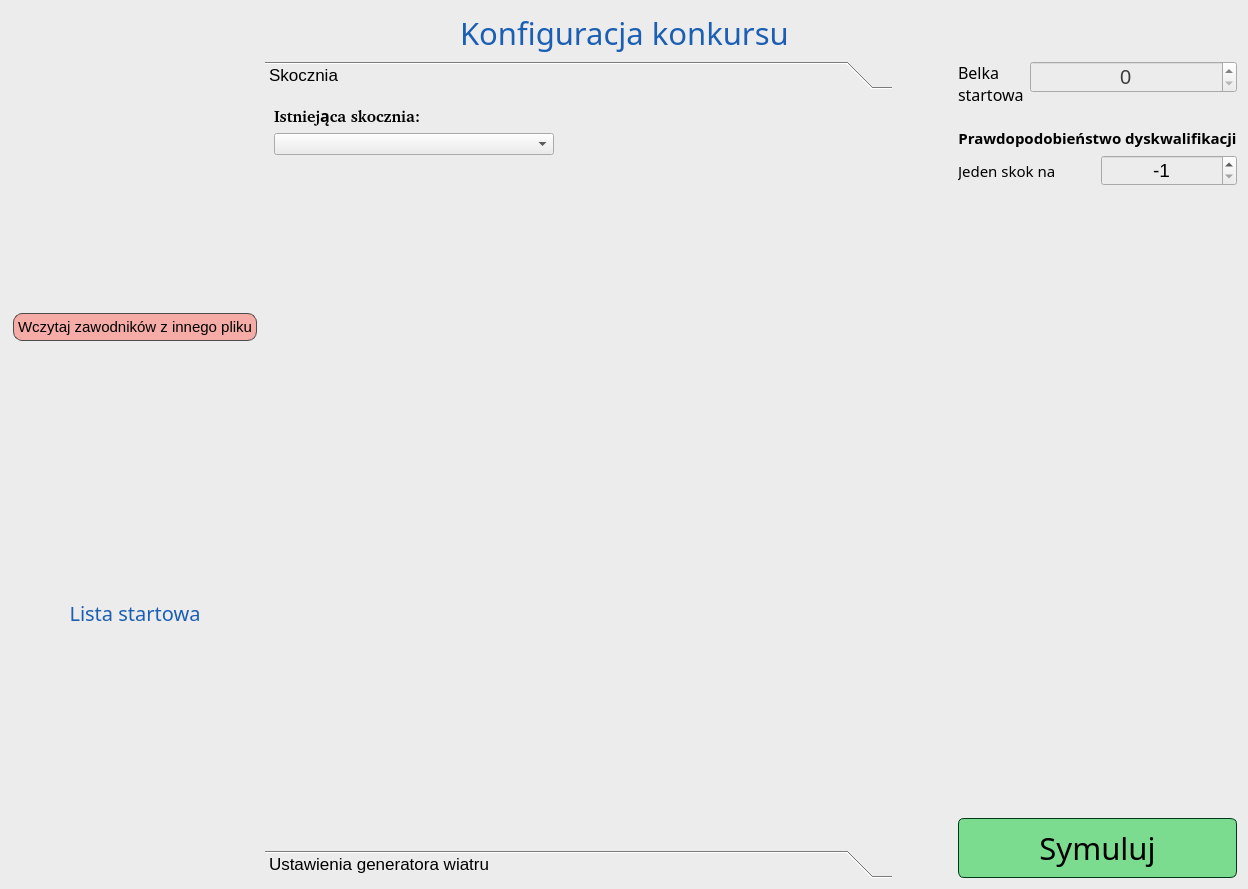
Qt form source/UI/Competition/CompetitionConfigWindow.ui (SiekamCebule/sj-sim) before a commit.
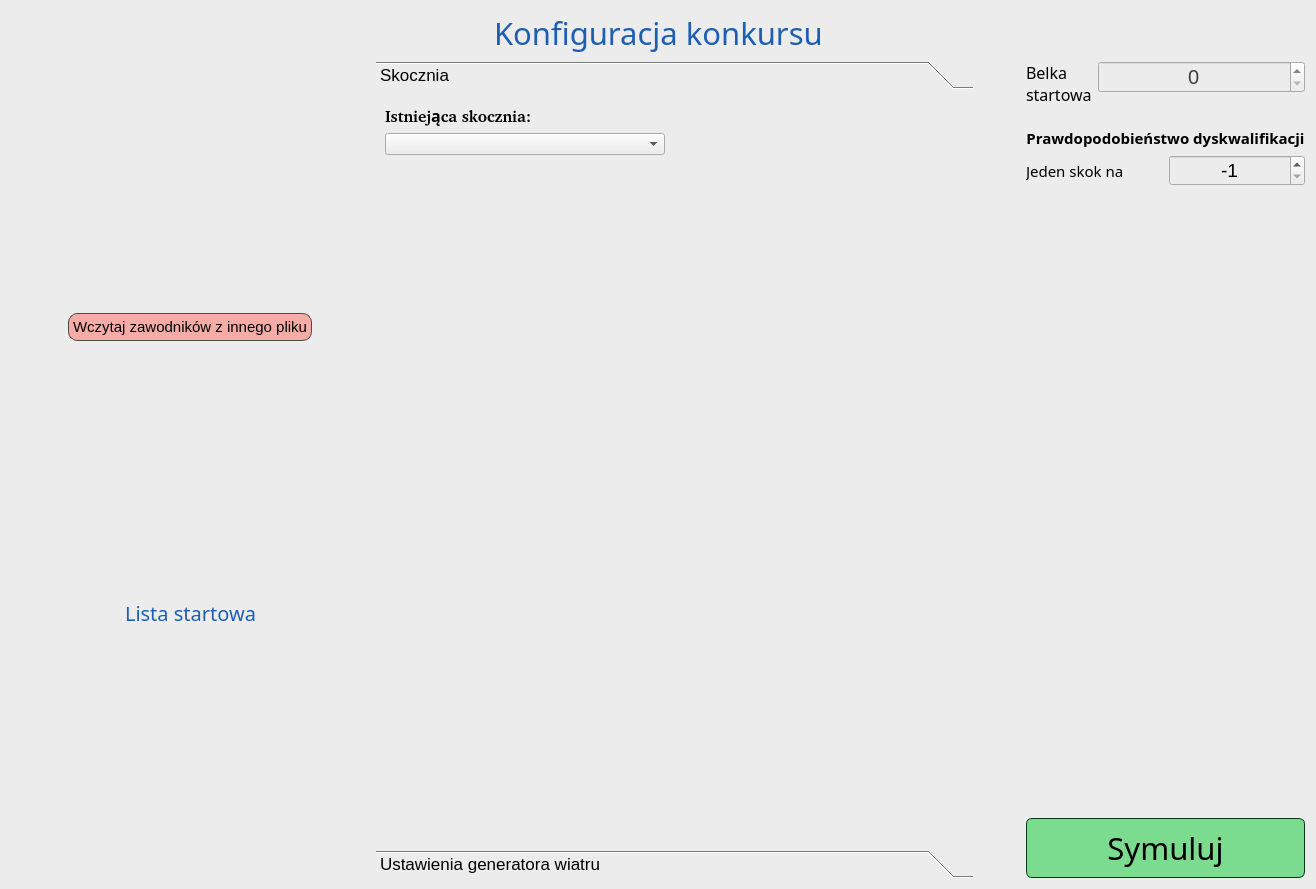
The same form after that commit.

Diff of the .ui file:
```diff
--- a/source/UI/Competition/CompetitionConfigWindow.ui
+++ b/source/UI/Competition/CompetitionConfigWindow.ui
@@ -6,7 +6,7 @@
    <rect>
     <x>0</x>
     <y>0</y>
-    <width>1248</width>
+    <width>1316</width>
     <height>889</height>
    </rect>
   </property>
@@ -67,7 +67,7 @@
     </layout>
    </item>
    <item>
-    <layout class="QHBoxLayout" name="horizontalLayout">
+    <layout class="QHBoxLayout" name="horizontalLayout" stretch="3,5,0,0">
      <item>
       <layout class="QVBoxLayout" name="verticalLayout_startList">
        <property name="sizeConstraint">
@@ -135,7 +135,7 @@
      <item>
       <widget class="QToolBox" name="toolBox">
        <property name="sizePolicy">
-        <sizepolicy hsizetype="Expanding" vsizetype="Minimum">
+        <sizepolicy hsizetype="Expanding" vsizetype="Expanding">
          <horstretch>0</horstretch>
          <verstretch>0</verstretch>
         </sizepolicy>
@@ -156,7 +156,7 @@
          <rect>
           <x>0</x>
           <y>0</y>
-          <width>626</width>
+          <width>603</width>
           <height>754</height>
          </rect>
         </property>
@@ -253,7 +253,7 @@
        </property>
        <property name="sizeHint" stdset="0">
         <size>
-         <width>60</width>
+         <width>47</width>
          <height>20</height>
         </size>
        </property>
```
Left out of the diff: 2 changed lines with no effect on the pictures.
